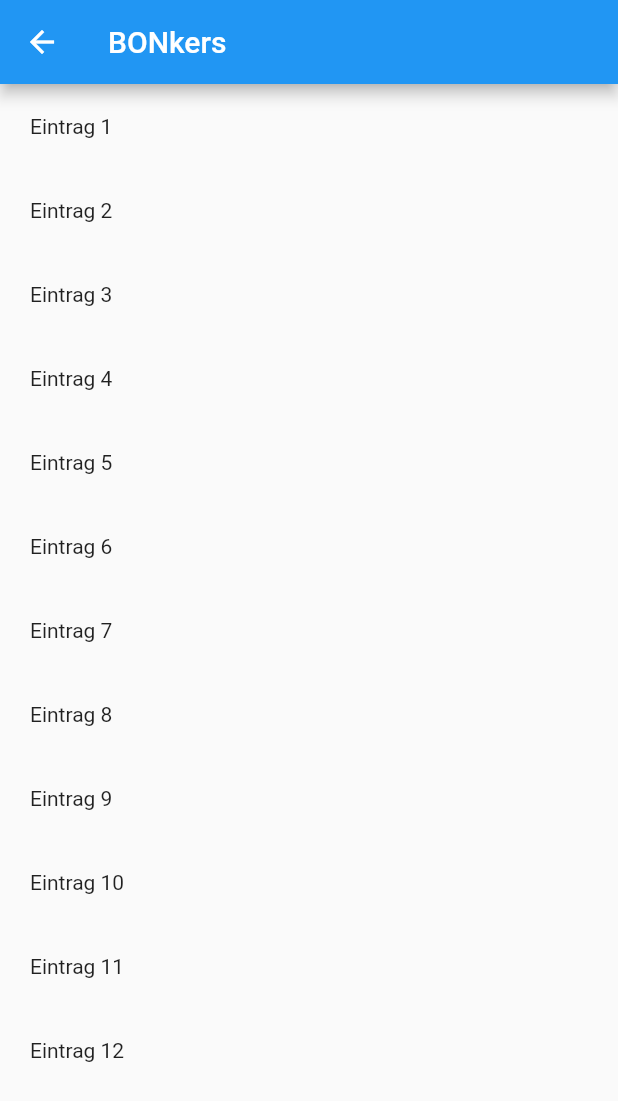
After one commit to DavidCredo/bonkers, a Flutter app: the HomeView screen opened directly, on a phone screen of 412 x 824 dp. The commit adds this screen. Shown: the top 1101 px of the screen. Run offline on Flutter 3.47's test engine with Material 2 defaults, Android fonts, the phone set to English and light mode, and no system bars; our stand-ins replace firebase_auth, firebase_core, image_picker; missing offline and left inert: google_mlkit_commons, google_mlkit_text_recognition; accounts and stored records are empty.

Commit message:
start new structure with homepage (BREAKS functionallity)

```diff
--- a/lib/Screens/camera_view.dart
+++ b/lib/Screens/camera_view.dart
@@ -38,23 +38,6 @@ class _InputViewState extends State<InputView> {
     return Scaffold(
       appBar: AppBar(
         title: Text(widget.title),
-        // Kann man umbauen, sodass man zu einer anderen Seite kommt
-        // actions: [
-        //   if (_allowPicker)
-        //     Padding(
-        //       padding: EdgeInsets.only(right: 20.0),
-        //       child: GestureDetector(
-        //         onTap: _switchScreenMode,
-        //         child: Icon(
-        //           _mode == ScreenMode.liveFeed
-        //               ? Icons.photo_library_outlined
-        //               : (Platform.isIOS
-        //                   ? Icons.camera_alt_outlined
-        //                   : Icons.camera),
-        //         ),
-        //       ),
-        //     ),
-        // ],
       ),
       body: _galleryBody(),
     );
@@ -94,12 +77,11 @@ class _InputViewState extends State<InputView> {
           onPressed: () => _getImage(ImageSource.camera),
         ),
       ),
-      // Sobald ein Bild gemacht wurde, kommt hier das Ergebnis der Texterkennung (soll später wieder an dieser Stelle angezeigt werden)
-      // if (_image != null)
-      // Padding(
-      //   padding: const EdgeInsets.all(16.0),
-      //   child: Text(widget.text ?? ''),
-      // ),
+      if (_image != null)
+        Padding(
+          padding: const EdgeInsets.all(16.0),
+          child: Text(widget.text ?? ''),
+        ),
     ]);
   }
 
--- /dev/null
+++ b/lib/Screens/home_view.dart
@@ -0,0 +1,49 @@
+import 'package:flutter/material.dart';
+
+class HomeView extends StatefulWidget {
+  const HomeView({super.key});
+
+  @override
+  State<HomeView> createState() => _HomeViewState();
+}
+
+class _HomeViewState extends State<HomeView> {
+  List<String>? dataset;
+
+  @override
+  void initState() {
+    // Hier soll die Datenbankabfrage geschehen und der loakle Datensatz gefüllt werden
+    dataset = [
+      "Eintrag 1",
+      "Eintrag 2",
+      "Eintrag 3",
+      "Eintrag 4",
+      "Eintrag 5",
+      "Eintrag 6",
+      "Eintrag 7",
+      "Eintrag 8",
+      "Eintrag 9",
+      "Eintrag 10",
+      "Eintrag 11",
+      "Eintrag 12"
+    ];
+    super.initState();
+  }
+
+  @override
+  Widget build(BuildContext context) {
+    return Scaffold(
+        appBar: AppBar(
+          title: const Text('BONkers'),
+        ),
+        body: ListView(
+          children: dataset!.map((e) {
+            return Container(
+              margin: const EdgeInsets.all(5),
+              padding: const EdgeInsets.all(15),
+              child: Text(e),
+            );
+          }).toList(),
+        ));
+  }
+}
--- a/lib/Screens/login_screen.dart
+++ b/lib/Screens/login_screen.dart
@@ -1,4 +1,4 @@
-import 'package:bonkers/Screens/text_recognizer_view.dart';
+import 'package:bonkers/Screens/home_view.dart';
 import 'package:flutter/material.dart';
 
 class LoginPage extends StatefulWidget {
@@ -66,8 +66,7 @@ class _LoginPageState extends State<LoginPage> {
                             Navigator.push(
                                 context,
                                 MaterialPageRoute(
-                                    builder: (context) =>
-                                        const TextRecognizerView()));
+                                    builder: (context) => const HomeView()));
                           }
                         },
                         child: const Text('Login'),
--- a/lib/Screens/text_recognizer_view.dart
+++ b/lib/Screens/text_recognizer_view.dart
@@ -37,12 +37,12 @@ class _TextRecognizerViewState extends State<TextRecognizerView> {
     );
   }
 
-  navigate(result) {
-    Navigator.push(
-        context,
-        MaterialPageRoute(
-            builder: (context) => ItemsListPage(itemsString: result)));
-  }
+  // navigate(result) {
+  //   Navigator.push(
+  //       context,
+  //       MaterialPageRoute(
+  //           builder: (context) => ItemsListPage(itemsString: result)));
+  // }
 
   Future<void> processImage(InputImage inputImage) async {
     if (!_canProcess) return;
@@ -61,8 +61,8 @@ class _TextRecognizerViewState extends State<TextRecognizerView> {
       _customPaint = CustomPaint(painter: painter);
     } else {
       _text = recognizedText.text;
-      // TODO: navigate() ist nur für den Milestone 1, bitte wieder entfernen
-      navigate(_text);
+      // navigate() ist nur für den Milestone 1, bitte wieder entfernen
+      // navigate(_text);
       // TODO: set _customPaint to draw boundingRect on top of image
       _customPaint = null;
     }
```
